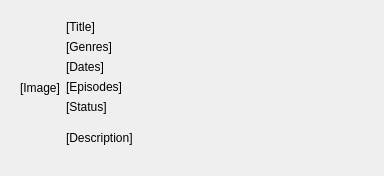
The window that source/AnimePreviewUI.ui (VynDev/Anime-Hub) describes before a commit, drawn with Qt 5.
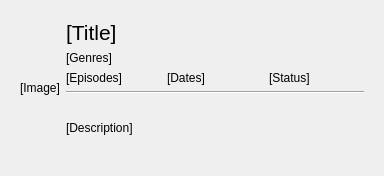
The same window after the commit.

Commit message: Remove list/anime + better preview format

```diff
--- a/source/AnimePreviewUI.ui
+++ b/source/AnimePreviewUI.ui
@@ -44,9 +44,14 @@
        </widget>
       </item>
       <item>
-       <layout class="QVBoxLayout" name="verticalLayout" stretch="0,0,0,0,0,1">
+       <layout class="QVBoxLayout" name="verticalLayout" stretch="0,0,0,0,1">
         <item>
          <widget class="QLabel" name="titleLabel">
+          <property name="font">
+           <font>
+            <pointsize>16</pointsize>
+           </font>
+          </property>
           <property name="text">
            <string>[Title]</string>
           </property>
@@ -60,12 +65,7 @@
          </widget>
         </item>
         <item>
-         <widget class="QLabel" name="datesLabel">
-          <property name="text">
-           <string>[Dates]</string>
-          </property>
-         </widget>
-        </item>
+         <layout class="QHBoxLayout" name="horizontalLayout_3">
         <item>
          <widget class="QLabel" name="episodesLabel">
           <property name="text">
@@ -73,10 +73,26 @@
           </property>
          </widget>
         </item>
+          <item>
+           <widget class="QLabel" name="datesLabel">
+            <property name="text">
+             <string>[Dates]</string>
+            </property>
+           </widget>
+          </item>
         <item>
          <widget class="QLabel" name="statusLabel">
           <property name="text">
            <string>[Status]</string>
+            </property>
+           </widget>
+          </item>
+         </layout>
+        </item>
+        <item>
+         <widget class="Line" name="descriptionSeparator">
+          <property name="orientation">
+           <enum>Qt::Horizontal</enum>
           </property>
          </widget>
         </item>
```
Lines whose indentation alone changed are shown as unchanged. The commit also changes 12 other files.
